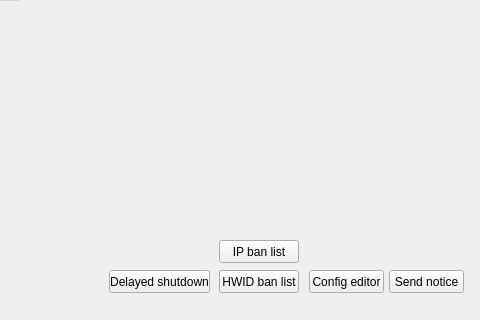
First picture: the form in src/GUI/MainTab.ui, repository larn503/CSNZ_Server, before the edit; both pictures show x 211 to 691 and y 140 to 460 of the 691 by 460 pixel window.
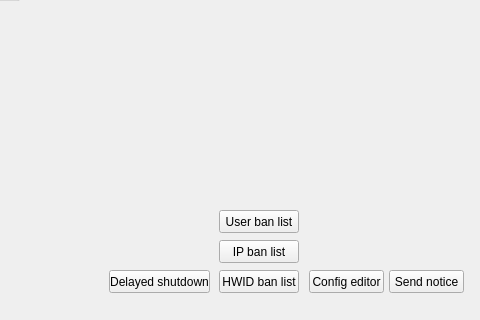
Second picture: the form after the edit.

Commit message: GUI: BanDialog, UserBanListDialog

Patch:
```diff
--- a/src/GUI/MainTab.ui
+++ b/src/GUI/MainTab.ui
@@ -146,6 +146,19 @@
     <string>IP ban list</string>
    </property>
   </widget>
+  <widget class="QPushButton" name="UserBanListBtn">
+   <property name="geometry">
+    <rect>
+     <x>430</x>
+     <y>350</y>
+     <width>80</width>
+     <height>23</height>
+    </rect>
+   </property>
+   <property name="text">
+    <string>User ban list</string>
+   </property>
+  </widget>
  </widget>
  <resources/>
  <connections/>
```
The commit also changes 13 other files.
